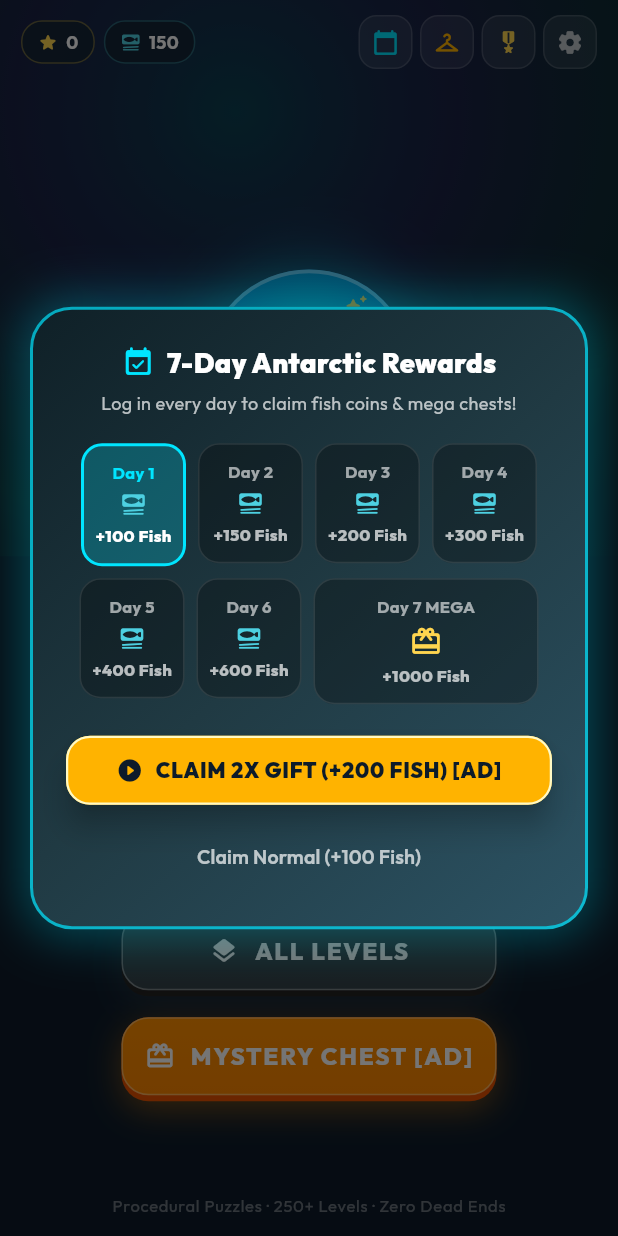
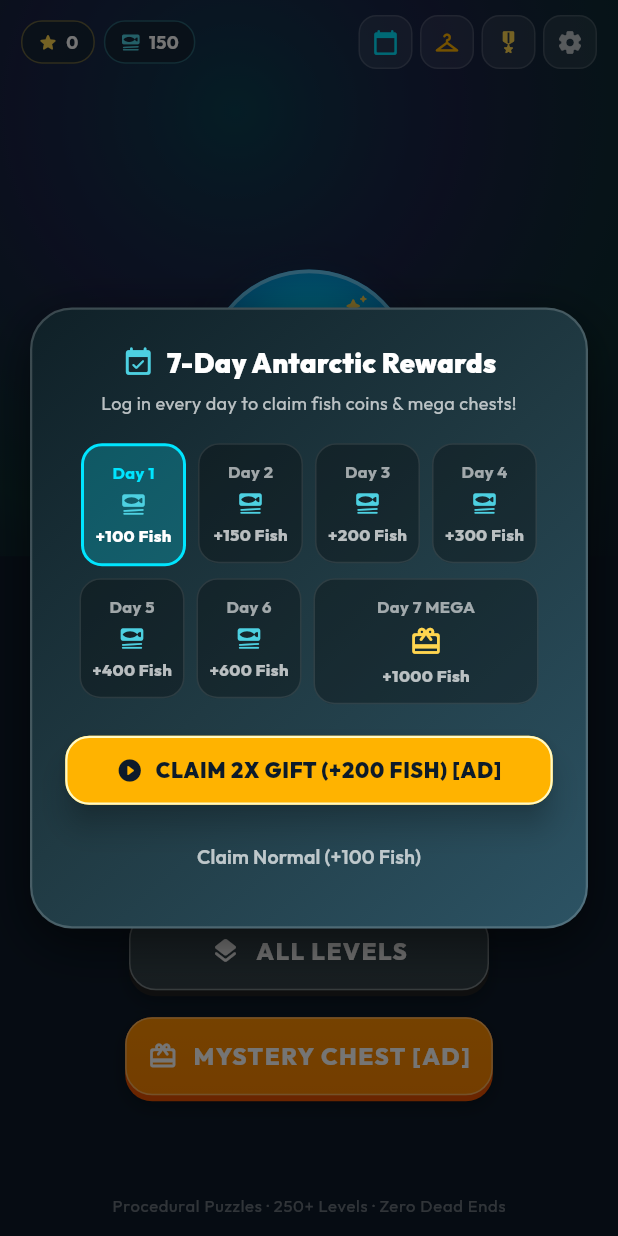
Before and after one commit to gtxPrime/huddle-up, a Flutter app: the screen it shows after launch, on a phone screen of 412 x 824 dp. Run offline on Flutter 3.47's test engine with Material 3 defaults, Android fonts, the phone set to English and light mode, and no system bars; drawn by our look-alikes of flutter_animate; our stand-ins replace audioplayers, flutter_riverpod, google_fonts, google_mobile_ads, shared_preferences; network calls fail.

Commit message:
fix(ui): eliminate all overflows across font/screen sizes, remove neon glows and card animations, add ad loading dialog, tune 3-level interstitial rate, and prevent generator ANR

```diff
--- a/lib/ui/screens/home_screen.dart
+++ b/lib/ui/screens/home_screen.dart
@@ -160,8 +160,9 @@ class _HomeScreenState extends State<HomeScreen> {
                       letterSpacing: 4,
                       shadows: [
                         Shadow(
-                          color: const Color(0xFF00E5FF).withValues(alpha: 0.6),
-                          blurRadius: 20,
+                          color: Colors.black.withValues(alpha: 0.55),
+                          offset: const Offset(0, 3),
+                          blurRadius: 10,
                         ),
                       ],
                     ),
@@ -260,8 +261,9 @@ class _HomeScreenState extends State<HomeScreen> {
                     );
                   },
                 )
-                    .animate(delay: 750.ms, onPlay: (c) => c.repeat(reverse: true))
-                    .scaleXY(begin: 1.0, end: 1.03, duration: 800.ms),
+                    .animate(delay: 750.ms)
+                    .fadeIn()
+                    .slideY(begin: 0.2, end: 0),
 
                 const Spacer(),
 
@@ -395,9 +397,14 @@ class _PenguinHeroIllustration extends StatelessWidget {
         ),
         boxShadow: [
           BoxShadow(
-            color: const Color(0xFF00E5FF).withValues(alpha: 0.4),
-            blurRadius: 36,
-            spreadRadius: 4,
+            color: Colors.black.withValues(alpha: 0.45),
+            blurRadius: 24,
+            offset: const Offset(0, 8),
+          ),
+          BoxShadow(
+            color: const Color(0xFF0288D1).withValues(alpha: 0.2),
+            blurRadius: 14,
+            offset: const Offset(0, 2),
           ),
         ],
       ),
@@ -487,16 +494,19 @@ class _HomeButton extends StatelessWidget {
     return GestureDetector(
       onTap: onTap,
       child: Container(
-        width: 250,
+        constraints: const BoxConstraints(
+          maxWidth: 290,
+          minWidth: 240,
+        ),
         height: 56,
         decoration: BoxDecoration(
           borderRadius: BorderRadius.circular(18),
           color: baseColor,
           boxShadow: [
             BoxShadow(
-              color: accent.withValues(alpha: 0.4),
-              blurRadius: 18,
-              offset: const Offset(0, 6),
+              color: Colors.black.withValues(alpha: 0.35),
+              blurRadius: 10,
+              offset: const Offset(0, 4),
             ),
           ],
         ),
@@ -517,7 +527,13 @@ class _HomeButton extends StatelessWidget {
               width: 1,
             ),
           ),
+          child: Padding(
+            padding: const EdgeInsets.symmetric(horizontal: 14),
+            child: FittedBox(
+              fit: BoxFit.scaleDown,
+              alignment: Alignment.center,
               child: Row(
+                mainAxisSize: MainAxisSize.min,
                 mainAxisAlignment: MainAxisAlignment.center,
                 children: [
                   Icon(icon, color: Colors.white, size: 20),
@@ -528,10 +544,12 @@ class _HomeButton extends StatelessWidget {
                       fontSize: 16,
                       fontWeight: FontWeight.w800,
                       color: Colors.white,
-                  letterSpacing: 1.2,
+                      letterSpacing: 1.0,
                     ),
                   ),
                 ],
+              ),
+            ),
           ),
         ),
       ),
--- a/lib/ui/widgets/daily_reward_dialog.dart
+++ b/lib/ui/widgets/daily_reward_dialog.dart
@@ -2,7 +2,6 @@
 import 'package:flutter/material.dart';
 import 'package:flutter/services.dart';
 import 'package:google_fonts/google_fonts.dart';
-import 'package:flutter_animate/flutter_animate.dart';
 import '../../services/game_storage.dart';
 import '../../services/audio_service.dart';
 import '../../services/ad_service.dart';
@@ -64,14 +63,14 @@ class _DailyRewardDialogState extends State<DailyRewardDialog> {
             end: Alignment.bottomRight,
           ),
           border: Border.all(
-            color: const Color(0xFF00E5FF).withValues(alpha: 0.7),
-            width: 2,
+            color: Colors.white.withValues(alpha: 0.18),
+            width: 1.5,
           ),
           boxShadow: [
             BoxShadow(
-              color: const Color(0xFF00E5FF).withValues(alpha: 0.3),
+              color: Colors.black.withValues(alpha: 0.55),
               blurRadius: 28,
-              spreadRadius: 4,
+              offset: const Offset(0, 10),
             ),
           ],
         ),
@@ -79,24 +78,26 @@ class _DailyRewardDialogState extends State<DailyRewardDialog> {
           mainAxisSize: MainAxisSize.min,
           children: [
             // Calendar Header
-            Row(
+            FittedBox(
+              fit: BoxFit.scaleDown,
+              alignment: Alignment.center,
+              child: Row(
                 mainAxisAlignment: MainAxisAlignment.center,
+                mainAxisSize: MainAxisSize.min,
                 children: [
                   const Icon(Icons.event_available_rounded,
-                    color: Color(0xFF00E5FF), size: 22),
+                      color: Color(0xFF4DD0E1), size: 22),
                   const SizedBox(width: 8),
-                Flexible(
-                  child: Text(
+                  Text(
                     '7-Day Antarctic Rewards',
                     style: GoogleFonts.outfit(
                       fontSize: 18,
                       fontWeight: FontWeight.w900,
                       color: Colors.white,
                     ),
-                    overflow: TextOverflow.ellipsis,
-                  ),
                   ),
                 ],
+              ),
             ),
             const SizedBox(height: 6),
             Text(
@@ -211,12 +212,15 @@ class _DailyRewardDialogState extends State<DailyRewardDialog> {
                     elevation: 8,
                   ),
                   icon: const Icon(Icons.play_circle_fill_rounded, size: 18),
-                  label: Text(
+                  label: FittedBox(
+                    fit: BoxFit.scaleDown,
+                    child: Text(
                       'CLAIM 2X GIFT (+${_todayReward * 2} FISH) [AD]',
                       style: GoogleFonts.outfit(
                         fontSize: 14,
                         fontWeight: FontWeight.w900,
                         letterSpacing: 0.5,
+                      ),
                     ),
                   ),
                   onPressed: () {
@@ -226,9 +230,7 @@ class _DailyRewardDialogState extends State<DailyRewardDialog> {
                     );
                   },
                 ),
-              )
-                  .animate(onPlay: (c) => c.repeat(reverse: true))
-                  .scaleXY(begin: 1.0, end: 1.03, duration: 700.ms),
+              ),
 
               const SizedBox(height: 10),
 
--- a/lib/ui/widgets/kawaii_penguin.dart
+++ b/lib/ui/widgets/kawaii_penguin.dart
@@ -104,17 +104,19 @@ class KawaiiPenguin extends StatelessWidget {
                   ],
                   stops: const [0.0, 0.6, 1.0],
                 ),
-                border: isSelected
-                    ? null
-                    : Border.all(
-                        color: Colors.white.withValues(alpha: 0.35),
-                        width: 1.0,
-                      ),
+                border: Border.all(
+                  color: isSelected
+                      ? Colors.white
+                      : Colors.white.withValues(alpha: 0.25),
+                  width: isSelected ? 2.0 : 1.0,
+                ),
                 boxShadow: [
                   BoxShadow(
-                    color: def.displayColor.withValues(alpha: isSelected ? 0.85 : 0.35),
-                    blurRadius: isSelected ? size * 0.36 : size * 0.12,
-                    spreadRadius: isSelected ? size * 0.06 : 0,
+                    color: isSelected
+                        ? Colors.black.withValues(alpha: 0.35)
+                        : Colors.black.withValues(alpha: 0.18),
+                    blurRadius: isSelected ? 6 : 3,
+                    offset: const Offset(0, 1),
                   ),
                 ],
               ),
@@ -399,8 +401,8 @@ class KawaiiPenguin extends StatelessWidget {
         child: FittedBox(
           fit: BoxFit.scaleDown,
           child: Padding(
-            padding: const EdgeInsets.all(1.5),
-            child: Column(
+            padding: const EdgeInsets.symmetric(horizontal: 1.5, vertical: 1.0),
+            child: Row(
               mainAxisAlignment: MainAxisAlignment.center,
               crossAxisAlignment: CrossAxisAlignment.center,
               mainAxisSize: MainAxisSize.min,
@@ -408,13 +410,14 @@ class KawaiiPenguin extends StatelessWidget {
                 Icon(
                   dirIcon,
                   color: isOutOfMoves ? Colors.white70 : displayColor,
-                  size: (bSize * 0.40).clamp(7.0, 11.0),
+                  size: (bSize * 0.44).clamp(7.0, 11.0),
                 ),
+                const SizedBox(width: 1),
                 Text(
                   '$movesLeft',
                   style: GoogleFonts.outfit(
                     color: isOutOfMoves ? Colors.white : const Color(0xFF0F172A),
-                    fontSize: (bSize * 0.58).clamp(9.0, 15.0),
+                    fontSize: (bSize * 0.58).clamp(9.0, 14.0),
                     fontWeight: FontWeight.w900,
                     height: 1.0,
                   ),
```
Also changed, not shown: lib/gen/generator.dart (+113 -51 lines), lib/services/ad_service.dart (+128 -2 lines), lib/ui/widgets/arena_view.dart (+1 -7 lines), lib/ui/widgets/card_row.dart (+18 -30 lines), lib/ui/widgets/celebration_overlay.dart (+23 -24 lines), lib/ui/widgets/joystick_pad.dart (+19 -10 lines), lib/ui/widgets/penguin_info_dialog.dart (+9 -9 lines). Lines whose indentation alone changed are shown as unchanged.
